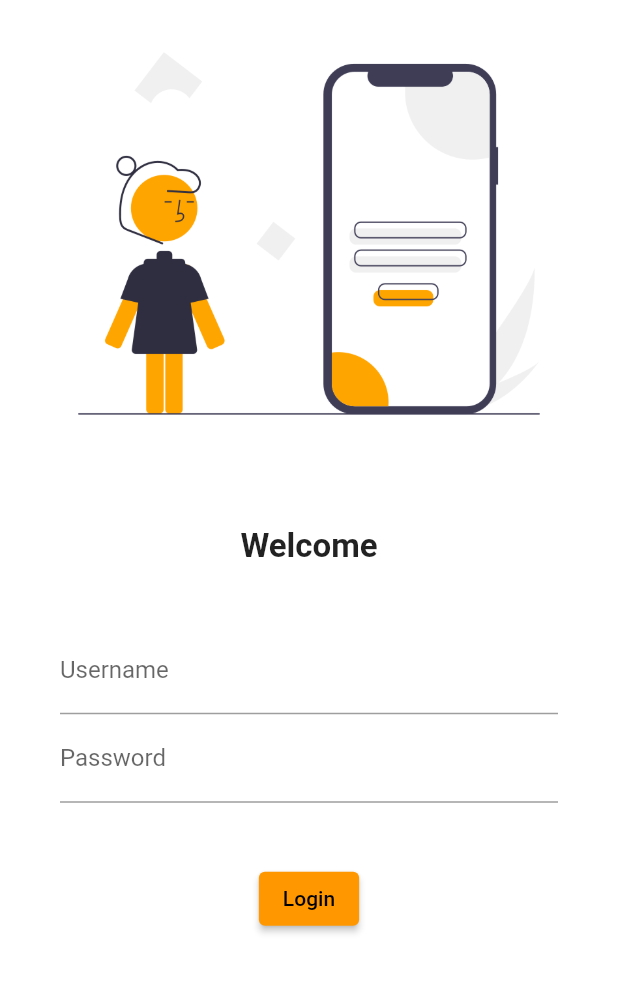
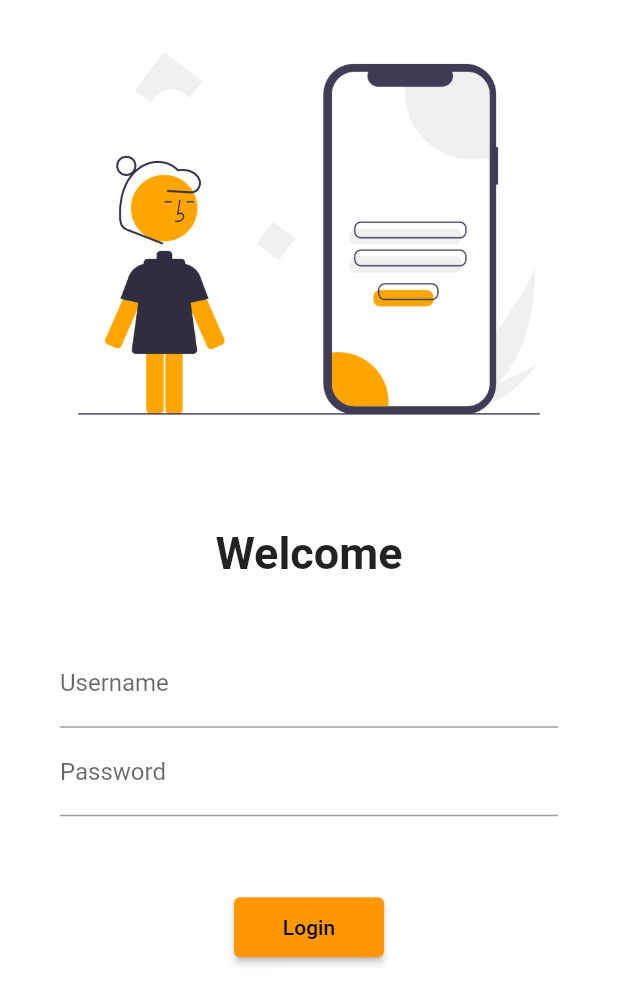
Before and after one commit to rahulmokaria/30daysofflutter, a Flutter app: the screen it shows after launch, on a phone screen of 412 x 824 dp. Shown: the top 1004 px of the screen. Run offline on Flutter 3.47's test engine with Material 2 defaults, Android fonts, the phone set to English and light mode, and no system bars; our stand-ins replace google_fonts; missing offline and left inert: dart:html.

Commit message:
day 5 completed

```diff
--- a/lib/main.dart
+++ b/lib/main.dart
@@ -1,5 +1,6 @@
 import 'package:flutter/material.dart';
 import 'package:flutter_application_1/pages/home_page.dart';
+import 'package:flutter_application_1/utils/routes.dart';
 import 'package:google_fonts/google_fonts.dart';
 
 import 'pages/login_page.dart';
@@ -15,6 +16,7 @@ class MyApp extends StatelessWidget {
   Widget build(BuildContext context) {
     return MaterialApp(
       // home: homePage(),
+      debugShowCheckedModeBanner: false,
       themeMode: ThemeMode.light,
       theme: ThemeData(
         primarySwatch: Colors.orange,
@@ -24,11 +26,11 @@ class MyApp extends StatelessWidget {
       darkTheme: ThemeData(
         brightness: Brightness.dark,
       ),
-      initialRoute: '/login',
+      initialRoute: MyRoutes.loginRoute,
       routes: {
         "/": (context) => const loginPage(),
-        "/home": (context) => homePage(),
-        "/login": (context) => const loginPage(),
+        MyRoutes.homeRoute: (context) => homePage(),
+        MyRoutes.loginRoute: (context) => const loginPage(),
       },
     );
   }
--- a/lib/pages/login_page.dart
+++ b/lib/pages/login_page.dart
@@ -1,4 +1,7 @@
+import 'dart:html';
+
 import 'package:flutter/material.dart';
+import 'package:flutter_application_1/utils/routes.dart';
 
 class loginPage extends StatelessWidget {
   const loginPage({Key? key}) : super(key: key);
@@ -7,6 +10,7 @@ class loginPage extends StatelessWidget {
   Widget build(BuildContext context) {
     return Material(
         color: Colors.white,
+        child: SingleChildScrollView(
           child: Column(
             children: [
               Image.asset(
@@ -20,7 +24,7 @@ class loginPage extends StatelessWidget {
               const Text(
                 "Welcome",
                 style: TextStyle(
-                fontSize: 22,
+                  fontSize: 30,
                   fontWeight: FontWeight.bold,
                 ),
               ),
@@ -44,15 +48,22 @@ class loginPage extends StatelessWidget {
                     ],
                   )),
               const SizedBox(
-              height: 20,
+                height: 30,
               ),
               ElevatedButton(
                   onPressed: () {
-                  print("The button is working you idiot");
+                    // print("The button is working you idiot");
+                    Navigator.pushNamed(context, MyRoutes.homeRoute);
                   },
                   child: const Text("Login"),
-                style: TextButton.styleFrom())
+                  style: TextButton.styleFrom(
+                    minimumSize: Size(100, 40),
+                  )),
+              const SizedBox(
+                height: 40,
+              ),
             ],
+          ),
         ));
   }
 }
--- /dev/null
+++ b/lib/utils/routes.dart
@@ -0,0 +1,6 @@
+class MyRoutes {
+  static String loginRoute = "/login";
+  static String homeRoute = "/home";
+  // static String loginRoute="/login";
+  // static String loginRoute="/login";
+}
```
Lines whose indentation alone changed are shown as unchanged.
